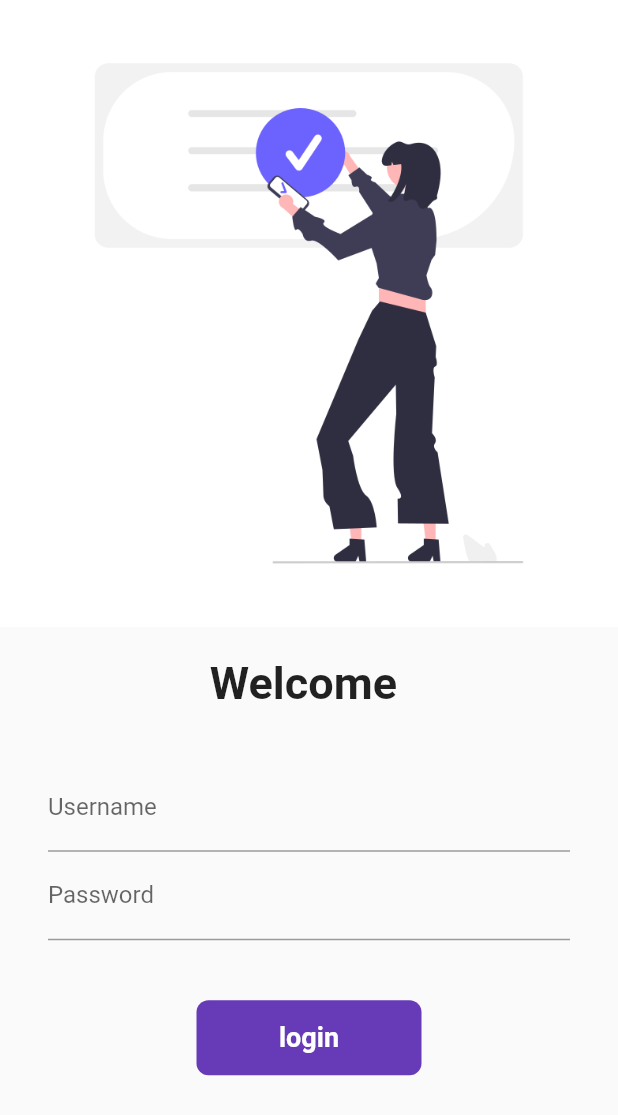
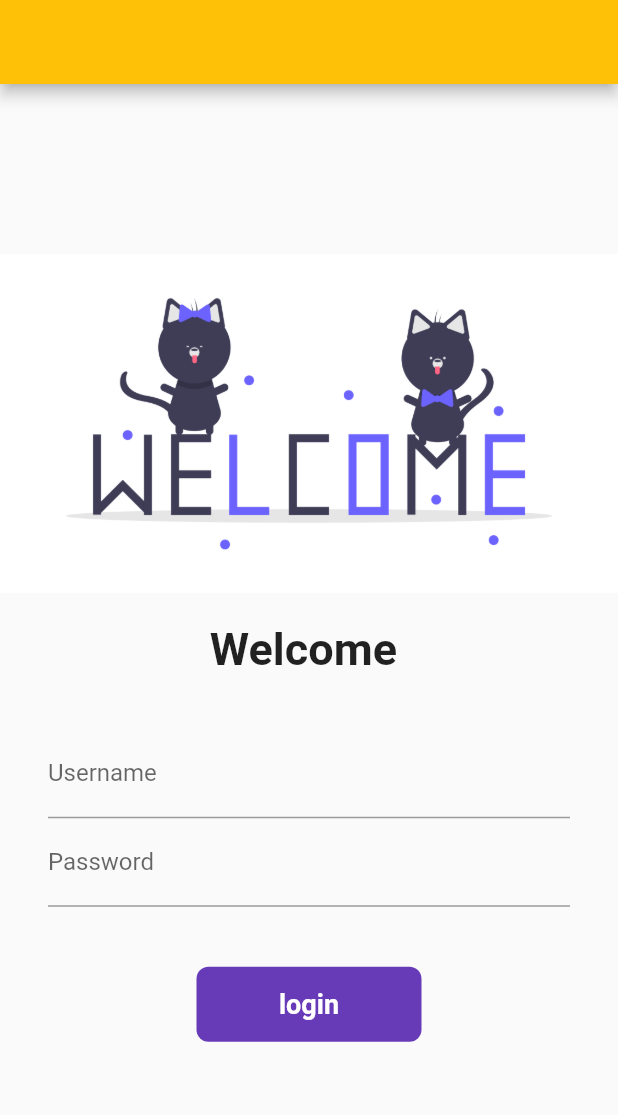
Before and after one commit to prynshg/CatalogApp, a Flutter app: the screen it shows after launch, on a phone screen of 412 x 824 dp. Shown: the top 1115 px of the screen. Run offline on Flutter 3.47's test engine with Material 2 defaults, Android fonts, the phone set to English and light mode, and no system bars; our stand-ins replace google_fonts.

Commit message:
day 6 completed

```diff
--- a/lib/pages/LoginPage.dart
+++ b/lib/pages/LoginPage.dart
@@ -10,19 +10,35 @@ class LoginPage extends StatefulWidget {
 class _LoginPageState extends State<LoginPage> {
   String name="";
   bool changeButton=false;
+  final formKey=GlobalKey<FormState>();
+  moveToHome(BuildContext context) async {
+    if (formKey.currentState!.validate()) {
+      setState(() {
+        changeButton = true;
+      });
+      await Future.delayed(Duration(seconds: 1));
+      await Navigator.pushNamed(context, MyRoutes.homeRoute);
+      setState(() {
+        changeButton = false;
+      });
+    }
+  }
   @override
   Widget build(BuildContext context) {
-    return Material(
-      // color: Colors.white,
+    return Scaffold(
+      appBar: AppBar(backgroundColor: Colors.amber),
+      body: Center(
       child: SingleChildScrollView(
         child: Column(
           children: [
-            Image.asset("assets/images/testimg.png",fit: BoxFit.cover,),
+            Image.asset("assets/images/welcome_cats.png",fit: BoxFit.cover,),
             SizedBox(height: 20),
             Text("Welcome $name",style: TextStyle(fontSize: 30,fontWeight: FontWeight.bold,)),
             SizedBox(height: 20),
             Padding(
               padding: const EdgeInsets.symmetric(vertical: 16.0,horizontal: 32),
+              child: Form(
+                key: formKey ,
                 child: Column(
                   children: [
                     TextFormField(
@@ -30,6 +46,12 @@ class _LoginPageState extends State<LoginPage> {
                         hintText: "Enter Username",
                         labelText: "Username",
                       ),
+                      validator: (value){
+                        if(value!.isEmpty){
+                          return "Username cannot be empty";
+                        }
+                        return null;
+                      },
                       onChanged: (value){
                         name=value;
                         setState(() {});
@@ -41,16 +63,19 @@ class _LoginPageState extends State<LoginPage> {
                         hintText: "Enter Password",
                         labelText: "Password",
                       ),
+                      validator: (value){
+                        if(value!.isEmpty){
+                          return "Password cannot be empty";
+                        }
+                        return null;
+                      },
                     ),
                     SizedBox(height: 40,),
-                  InkWell(
-                    onTap: ()async{
-                      setState(() {
-                        changeButton=true;
-                      });
-                      await Future.delayed(Duration(seconds: 1));
-                      Navigator.pushNamed(context, MyRoutes.homeRoute);
-                    },
+                    Material(
+                      color: Colors.deepPurple,
+                      borderRadius: BorderRadius.circular(changeButton?50:8),
+                      child: InkWell(
+                        onTap: ()=>moveToHome(context),
                         child: AnimatedContainer(
                           duration:Duration(seconds: 1),
                           width: changeButton? 50:150,
@@ -64,23 +89,17 @@ class _LoginPageState extends State<LoginPage> {
                               fontSize: 18,
                             ),
                           ),
-                      decoration: BoxDecoration(
-                        color: Colors.deepPurple,
-                        borderRadius: BorderRadius.circular(changeButton?50:8),
                         ),
                       ),
                     ),
-                  // ElevatedButton(onPressed:(){
-                  //   Navigator.pushNamed(context, MyRoutes.homeRoute);
-                  // },
-                  //     child: Text("login"),style: TextButton.styleFrom(minimumSize: Size(100,40))
-                  // )
                   ],
+                ),
               ),
             )
           ],
         ),
       )
+    ),
     );
   }
 }
```
Also changed, not shown: assets/images/welcome_cats.png (added), lib/generated/assets.dart. Lines whose indentation alone changed are shown as unchanged.
